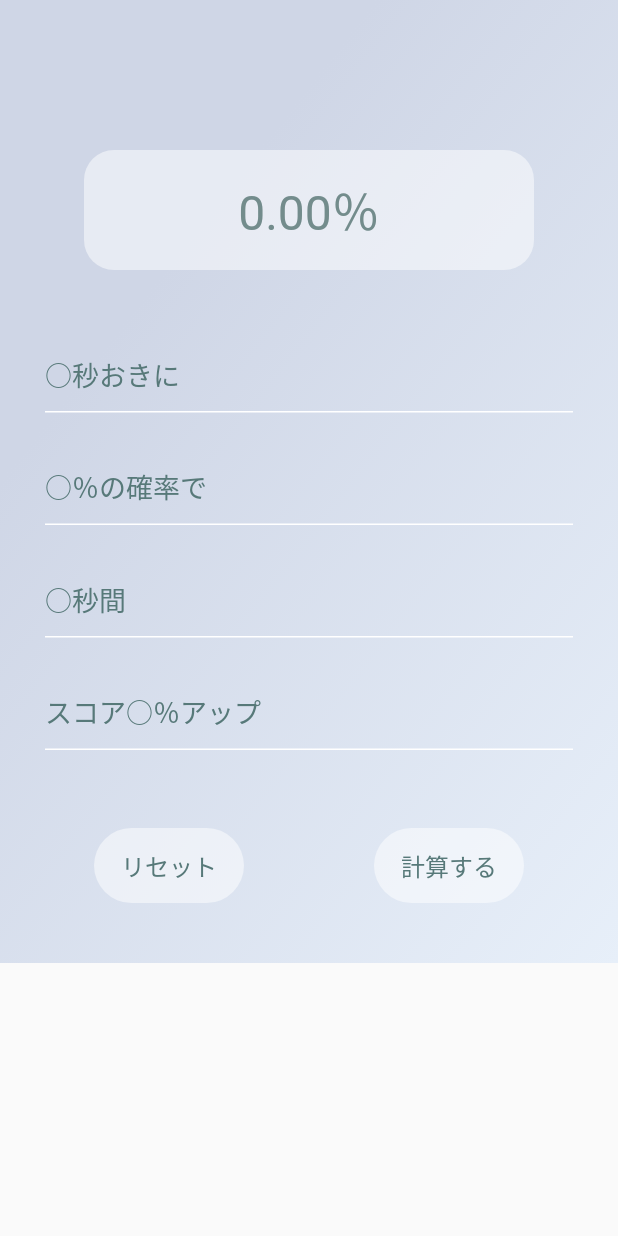
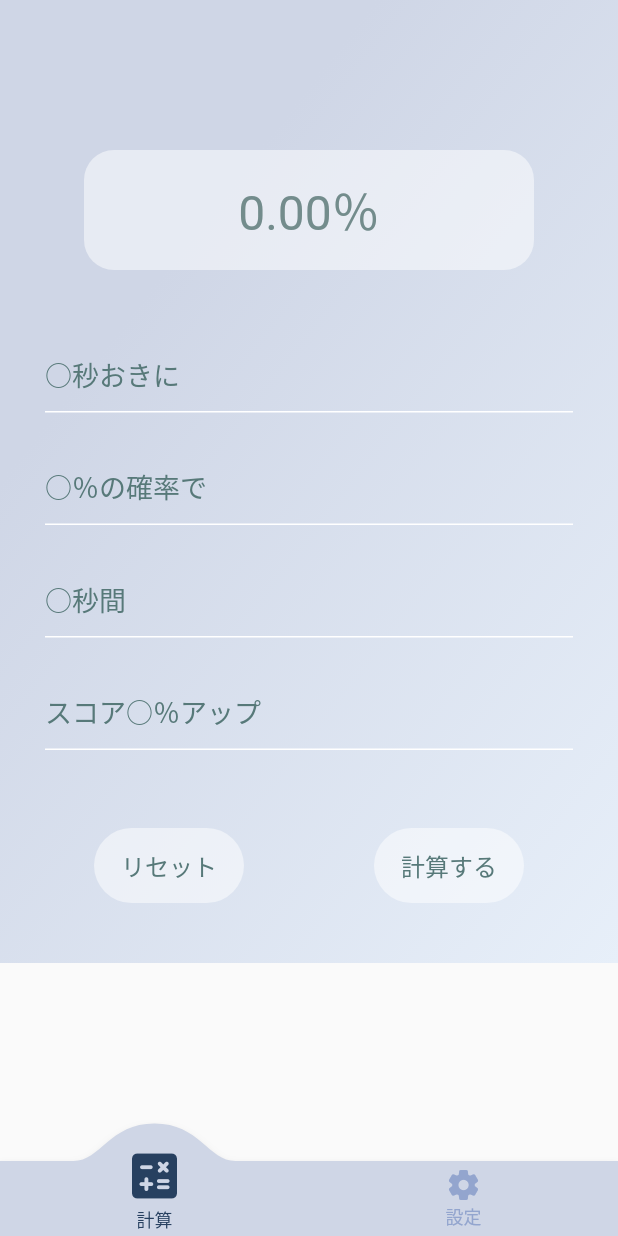
Before and after one commit to rerelurelu/uni-tool, a Flutter app: the screen it shows after launch, on a phone screen of 412 x 824 dp. Run offline on Flutter 3.47's test engine with Material 2 defaults, Android fonts, the phone set to English and light mode, and no system bars; drawn by our look-alikes of convex_bottom_bar, keyboard_actions; our stand-ins replace flutter_riverpod.

Commit message:
✨ feat: Add bottom navigation bar

```diff
--- a/lib/screen/home.dart
+++ b/lib/screen/home.dart
@@ -1,3 +1,4 @@
+import 'package:convex_bottom_bar/convex_bottom_bar.dart';
 import 'package:flutter/material.dart';
 import 'package:flutter_riverpod/flutter_riverpod.dart';
 import 'package:keyboard_actions/keyboard_actions.dart';
@@ -238,6 +239,23 @@ class HomeScreen extends StatelessWidget {
           ),
         ),
       ),
+      bottomNavigationBar: ConvexAppBar(
+        style: TabStyle.react,
+        backgroundColor: lightFog,
+        activeColor: deepBlue,
+        color: lightPurple,
+        initialActiveIndex: 0,
+        items: [
+          TabItem(
+            icon: Icons.calculate_rounded,
+            title: '計算',
+          ),
+          TabItem(
+            icon: Icons.settings_rounded,
+            title: '設定',
+          ),
+        ],
+      ),
     );
   }
 
```
